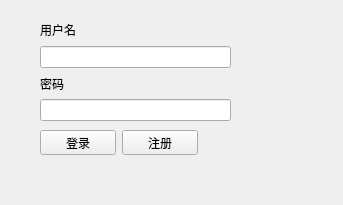
Old version of the form login.ui in the repository 2001hhhu/Ptms.
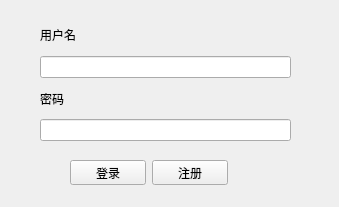
New version of the form.

Patch:
```diff
--- a/login.ui
+++ b/login.ui
@@ -6,8 +6,8 @@
    <rect>
     <x>0</x>
     <y>0</y>
-    <width>343</width>
-    <height>205</height>
+    <width>339</width>
+    <height>207</height>
    </rect>
   </property>
   <property name="windowTitle">
@@ -18,8 +18,8 @@
     <rect>
      <x>40</x>
      <y>20</y>
-     <width>191</width>
-     <height>101</height>
+     <width>251</width>
+     <height>121</height>
     </rect>
    </property>
    <layout class="QVBoxLayout" name="verticalLayout">
@@ -48,8 +48,8 @@
   <widget class="QWidget" name="layoutWidget">
    <property name="geometry">
     <rect>
-     <x>40</x>
-     <y>130</y>
+     <x>70</x>
+     <y>160</y>
      <width>158</width>
      <height>25</height>
     </rect>
```
Left out of the diff: 4 changed lines with no effect on the pictures.
